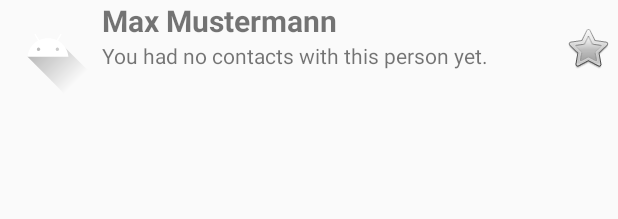
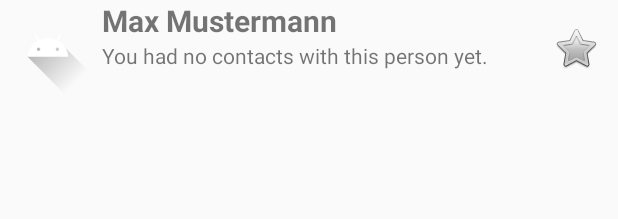
Before and after one commit to UniAdrian/CC2CoronoTracker, an Android app: the layout contact_rv_item.xml on its own in the app's theme, with its tools: preview values and no code run, on a phone screen of 412 x 824 dp. Shown: the top 219 px of the screen. Run offline under Robolectric (Android 15) with nearby library versions, the phone set to English and light mode, and no system bars.

Commit message:
Usability enhancements

```diff
--- a/app/src/main/res/layout/contact_rv_item.xml
+++ b/app/src/main/res/layout/contact_rv_item.xml
@@ -51,6 +51,8 @@
         android:layout_marginEnd="4dp"
         android:background="#00FFFFFF"
         android:contentDescription="@string/contact_favorite_desc"
+        android:minWidth="48dp"
+        android:minHeight="48dp"
         app:layout_constraintBottom_toBottomOf="parent"
         app:layout_constraintEnd_toEndOf="parent"
         app:layout_constraintStart_toEndOf="@+id/crvDisplayName"
```
Also changed, not shown: app/src/main/res/layout/statistics_fragment.xml (+12 -2 lines).
